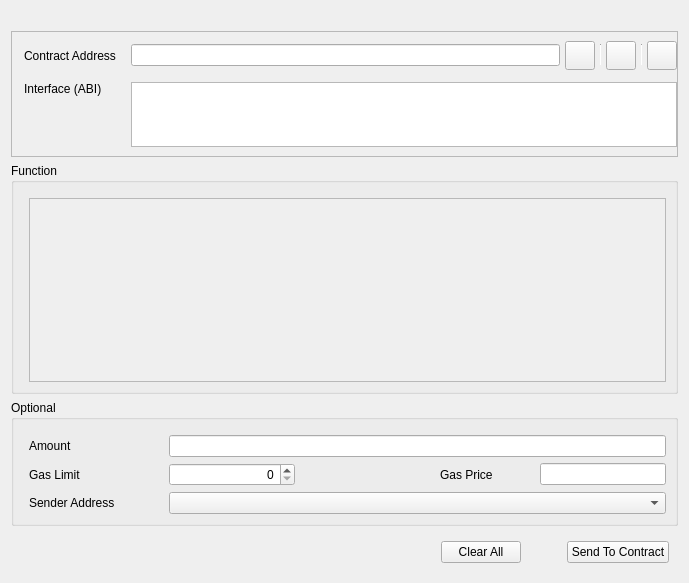
Old version of the form src/qt/forms/sendtocontract.ui in the repository Hydra-Chain/node.
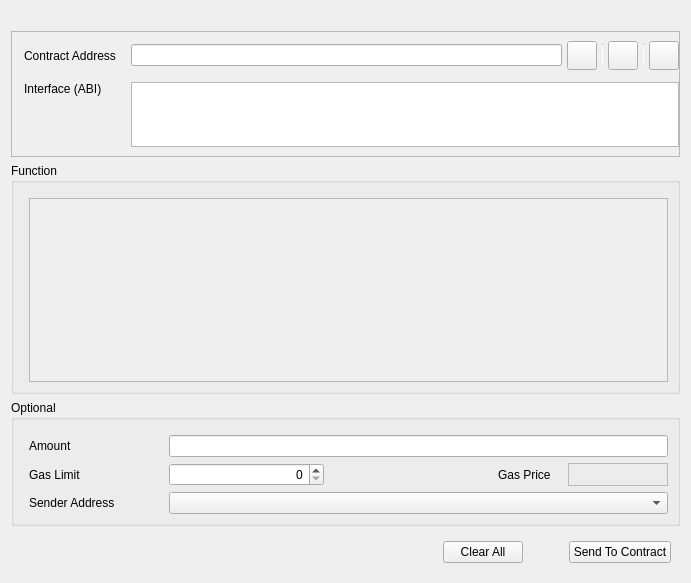
New version of the form. Custom widgets are drawn as their Qt base class.

```diff
--- a/src/qt/forms/sendtocontract.ui
+++ b/src/qt/forms/sendtocontract.ui
@@ -6,7 +6,7 @@
    <rect>
     <x>0</x>
     <y>0</y>
-    <width>689</width>
+    <width>691</width>
     <height>583</height>
    </rect>
   </property>
@@ -231,7 +231,7 @@
               <rect>
                <x>0</x>
                <y>0</y>
-               <width>639</width>
+               <width>641</width>
                <height>161</height>
               </rect>
              </property>
@@ -291,10 +291,16 @@
             </property>
             <property name="minimumSize">
              <size>
-              <width>90</width>
+              <width>60</width>
               <height>0</height>
              </size>
             </property>
+            <property name="maximumSize">
+             <size>
+              <width>65</width>
+              <height>16777215</height>
+             </size>
+            </property>
             <property name="text">
              <string>Gas Price</string>
             </property>
@@ -330,7 +336,29 @@
            </widget>
           </item>
           <item row="1" column="4">
-           <widget class="BitcoinAmountField" name="lineEditGasPrice"/>
+           <widget class="QLabel" name="lineEditGasPrice">
+            <property name="enabled">
+             <bool>false</bool>
+            </property>
+            <property name="minimumSize">
+             <size>
+              <width>100</width>
+              <height>0</height>
+             </size>
+            </property>
+            <property name="autoFillBackground">
+             <bool>false</bool>
+            </property>
+            <property name="styleSheet">
+             <string notr="true">color: gray</string>
+            </property>
+            <property name="frameShape">
+             <enum>QFrame::StyledPanel</enum>
+            </property>
+            <property name="alignment">
+             <set>Qt::AlignCenter</set>
+            </property>
+           </widget>
           </item>
           <item row="3" column="0">
            <widget class="QLabel" name="labelSenderAddress">
@@ -449,12 +477,6 @@
   </layout>
  </widget>
  <customwidgets>
-  <customwidget>
-   <class>BitcoinAmountField</class>
-   <extends>QLineEdit</extends>
-   <header>bitcoinamountfield.h</header>
-   <container>1</container>
-  </customwidget>
   <customwidget>
    <class>QValidatedTextEdit</class>
    <extends>QTextEdit</extends>
@@ -465,6 +487,12 @@
    <extends>QComboBox</extends>
    <header>addressfield.h</header>
   </customwidget>
+  <customwidget>
+   <class>BitcoinAmountField</class>
+   <extends>QLineEdit</extends>
+   <header>bitcoinamountfield.h</header>
+   <container>1</container>
+  </customwidget>
   <customwidget>
    <class>QValidatedLineEdit</class>
    <extends>QLineEdit</extends>
```
